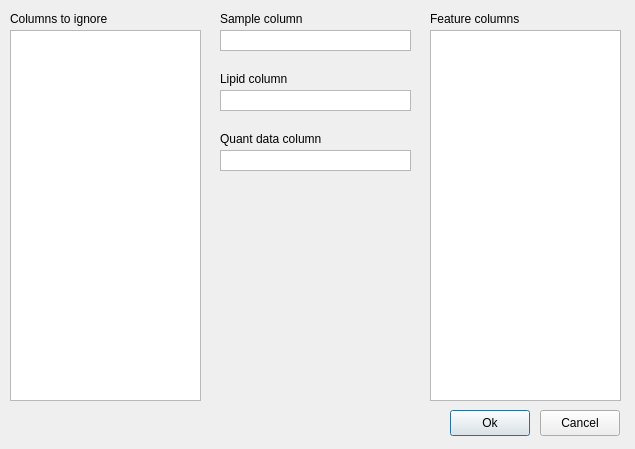
Old version of the form ui/importpivottable.ui in the repository lifs-tools/lipidspace.
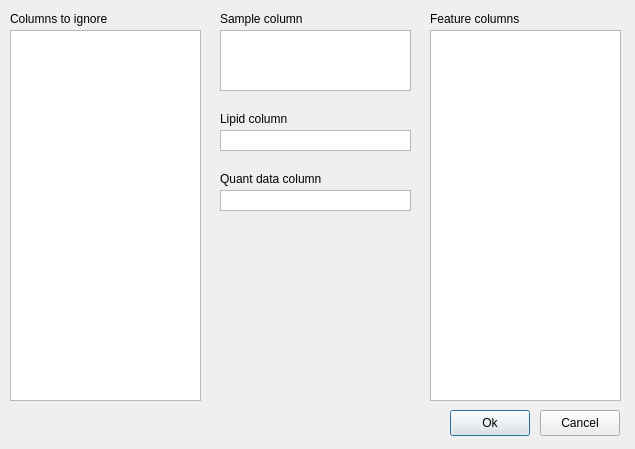
New version of the form. Custom widgets are drawn as their Qt base class.

Diff of the .ui file:
```diff
--- a/ui/importpivottable.ui
+++ b/ui/importpivottable.ui
@@ -68,7 +68,7 @@
      <x>220</x>
      <y>30</y>
      <width>191</width>
-     <height>21</height>
+     <height>61</height>
     </rect>
    </property>
   </widget>
@@ -76,7 +76,7 @@
    <property name="geometry">
     <rect>
      <x>220</x>
-     <y>90</y>
+     <y>130</y>
      <width>191</width>
      <height>21</height>
     </rect>
@@ -122,7 +122,7 @@
    <property name="geometry">
     <rect>
      <x>220</x>
-     <y>70</y>
+     <y>110</y>
      <width>121</width>
      <height>18</height>
     </rect>
@@ -135,7 +135,7 @@
    <property name="geometry">
     <rect>
      <x>220</x>
-     <y>150</y>
+     <y>190</y>
      <width>191</width>
      <height>21</height>
     </rect>
@@ -145,7 +145,7 @@
    <property name="geometry">
     <rect>
      <x>220</x>
-     <y>130</y>
+     <y>170</y>
      <width>181</width>
      <height>18</height>
     </rect>
```
